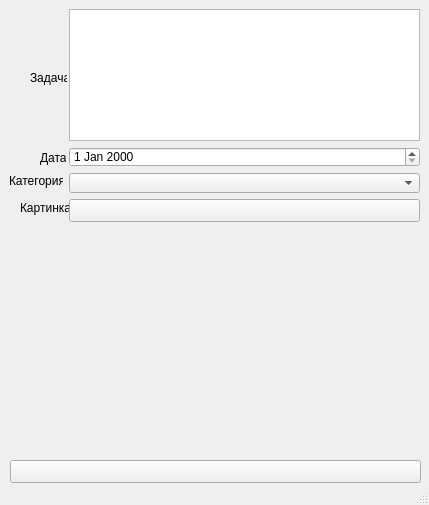
Qt form ui files/editTask.ui (SutsuraGod/To-Do-List) before a commit.
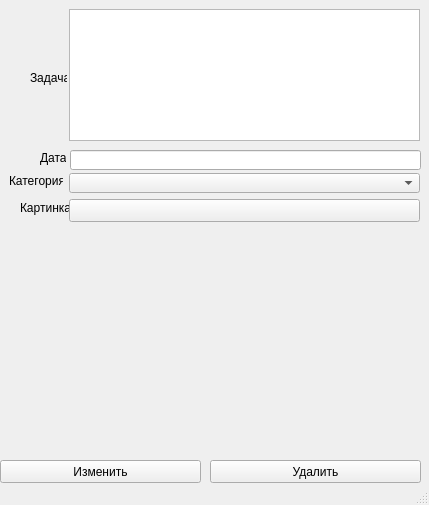
The same form after that commit.

Patch:
```diff
--- a/ui files/editTask.ui
+++ b/ui files/editTask.ui
@@ -27,14 +27,14 @@
    <widget class="QPushButton" name="pushButton">
     <property name="geometry">
      <rect>
-      <x>10</x>
+      <x>210</x>
       <y>460</y>
-      <width>411</width>
+      <width>211</width>
       <height>23</height>
      </rect>
     </property>
     <property name="text">
-     <string/>
+     <string>Удалить</string>
     </property>
    </widget>
    <widget class="QPushButton" name="picture">
@@ -60,16 +60,6 @@
      </rect>
     </property>
    </widget>
-   <widget class="QDateEdit" name="date">
-    <property name="geometry">
-     <rect>
-      <x>69</x>
-      <y>147</y>
-      <width>351</width>
-      <height>20</height>
-     </rect>
-    </property>
-   </widget>
    <widget class="QLabel" name="nameLabel">
     <property name="geometry">
      <rect>
@@ -135,6 +125,29 @@
      <string>&lt;html&gt;&lt;head/&gt;&lt;body&gt;&lt;p&gt;&lt;br/&gt;&lt;/p&gt;&lt;/body&gt;&lt;/html&gt;</string>
     </property>
    </widget>
+   <widget class="QLineEdit" name="date">
+    <property name="geometry">
+     <rect>
+      <x>70</x>
+      <y>150</y>
+      <width>351</width>
+      <height>20</height>
+     </rect>
+    </property>
+   </widget>
+   <widget class="QPushButton" name="editTaskButton">
+    <property name="geometry">
+     <rect>
+      <x>0</x>
+      <y>460</y>
+      <width>201</width>
+      <height>23</height>
+     </rect>
+    </property>
+    <property name="text">
+     <string>Изменить</string>
+    </property>
+   </widget>
   </widget>
   <widget class="QStatusBar" name="statusbar"/>
  </widget>
```
Left out of the diff: 2 changed lines with no effect on the pictures.
